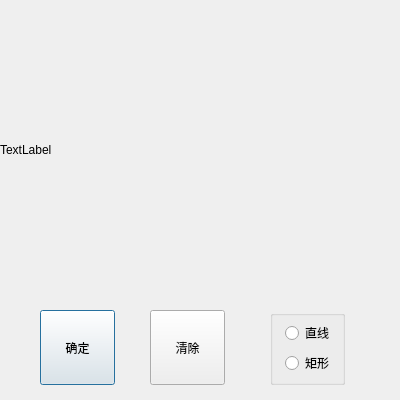
Qt form RealTimeAbstract_Qt/RealTimeAbstract_Qt/RealTimeAbstract_Qt/drawform.ui (ronnyMakhuddin/motion-detect-tiqu) before a commit.
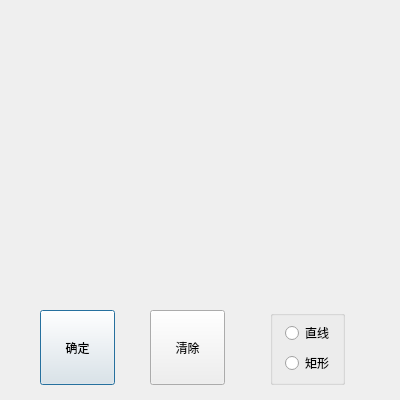
The same form after that commit. Icons and pictures are not drawn.

The edit to the form file:
```diff
--- a/RealTimeAbstract_Qt/RealTimeAbstract_Qt/RealTimeAbstract_Qt/drawform.ui
+++ b/RealTimeAbstract_Qt/RealTimeAbstract_Qt/RealTimeAbstract_Qt/drawform.ui
@@ -23,7 +23,7 @@
     </rect>
    </property>
    <property name="text">
-    <string>TextLabel</string>
+    <string/>
    </property>
   </widget>
   <widget class="QPushButton" name="ok_button">
```
Left out of the diff: 25 changed lines with no effect on the pictures.
